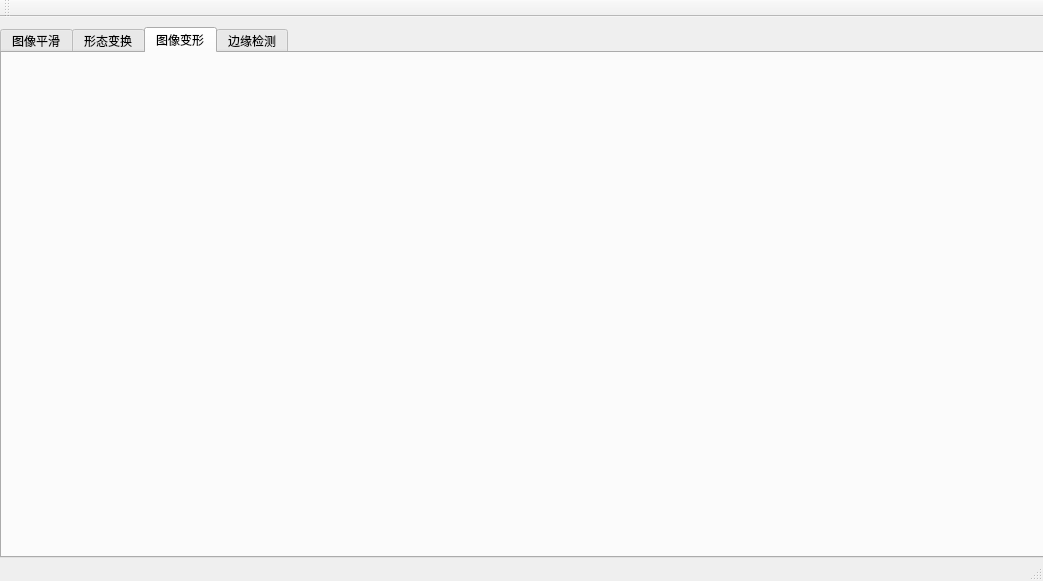
This is Hi_Opencv/Hi_Opencv/Hi_Opencv.ui in weifenglin/opencv as Qt 5 draws it before an edit. The edited form follows.
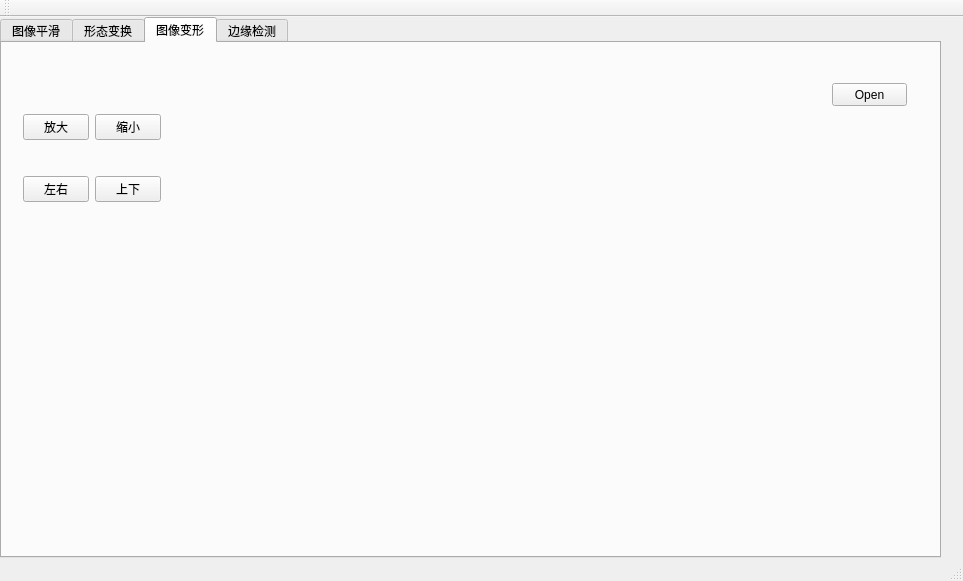
This is the edited form. The open tabs and pages were chosen to show the change.

```diff
--- a/Hi_Opencv/Hi_Opencv/Hi_Opencv.ui
+++ b/Hi_Opencv/Hi_Opencv/Hi_Opencv.ui
@@ -6,7 +6,7 @@
    <rect>
     <x>0</x>
     <y>0</y>
-    <width>1043</width>
+    <width>963</width>
     <height>581</height>
    </rect>
   </property>
@@ -18,9 +18,9 @@
     <property name="geometry">
      <rect>
       <x>0</x>
-      <y>10</y>
-      <width>1051</width>
-      <height>531</height>
+      <y>0</y>
+      <width>941</width>
+      <height>541</height>
      </rect>
     </property>
     <property name="toolTip">
@@ -563,6 +563,72 @@
      <attribute name="title">
       <string>图像变形</string>
      </attribute>
+     <widget class="QWidget" name="gridLayoutWidget">
+      <property name="geometry">
+       <rect>
+        <x>10</x>
+        <y>30</y>
+        <width>160</width>
+        <height>171</height>
+       </rect>
+      </property>
+      <layout class="QGridLayout" name="gridLayout">
+       <item row="2" column="0">
+        <widget class="QPushButton" name="pushButton_2">
+         <property name="text">
+          <string>左右</string>
+         </property>
+        </widget>
+       </item>
+       <item row="0" column="0">
+        <widget class="QPushButton" name="w3btnUp">
+         <property name="text">
+          <string>放大</string>
+         </property>
+        </widget>
+       </item>
+       <item row="0" column="1">
+        <widget class="QPushButton" name="w3btnDown">
+         <property name="text">
+          <string>缩小</string>
+         </property>
+        </widget>
+       </item>
+       <item row="2" column="1">
+        <widget class="QPushButton" name="pushButton_6">
+         <property name="text">
+          <string>上下</string>
+         </property>
+        </widget>
+       </item>
+      </layout>
+     </widget>
+     <widget class="QPushButton" name="w3btnOpen">
+      <property name="geometry">
+       <rect>
+        <x>830</x>
+        <y>40</y>
+        <width>75</width>
+        <height>23</height>
+       </rect>
+      </property>
+      <property name="text">
+       <string>Open</string>
+      </property>
+     </widget>
+     <widget class="QLabel" name="w3Label">
+      <property name="geometry">
+       <rect>
+        <x>220</x>
+        <y>50</y>
+        <width>591</width>
+        <height>401</height>
+       </rect>
+      </property>
+      <property name="text">
+       <string/>
+      </property>
+     </widget>
     </widget>
     <widget class="QWidget" name="tab_3">
      <attribute name="title">
```
Left out of the diff: 125 changed lines with no effect on the pictures.
